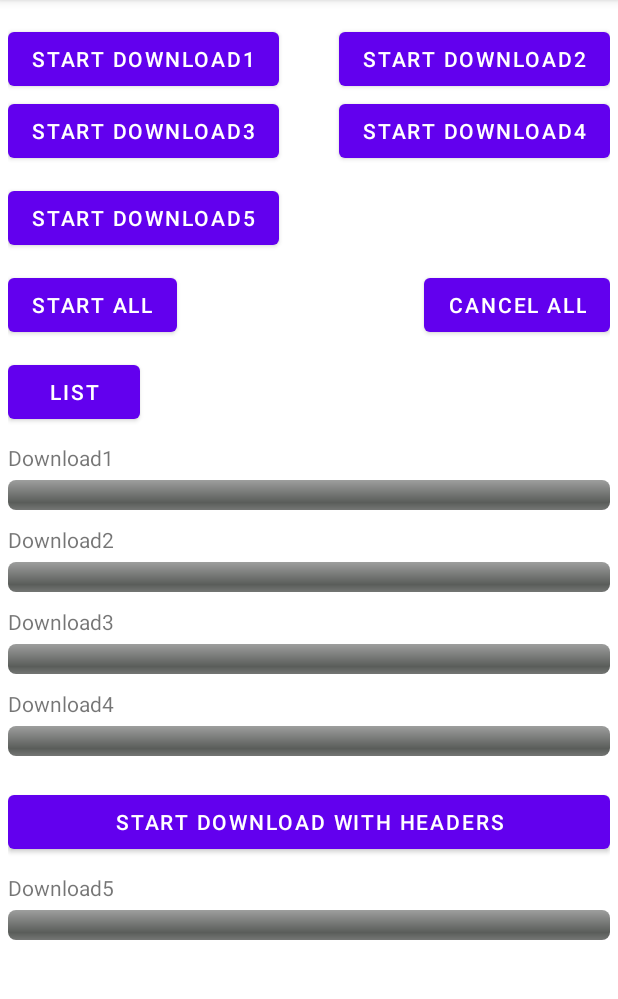
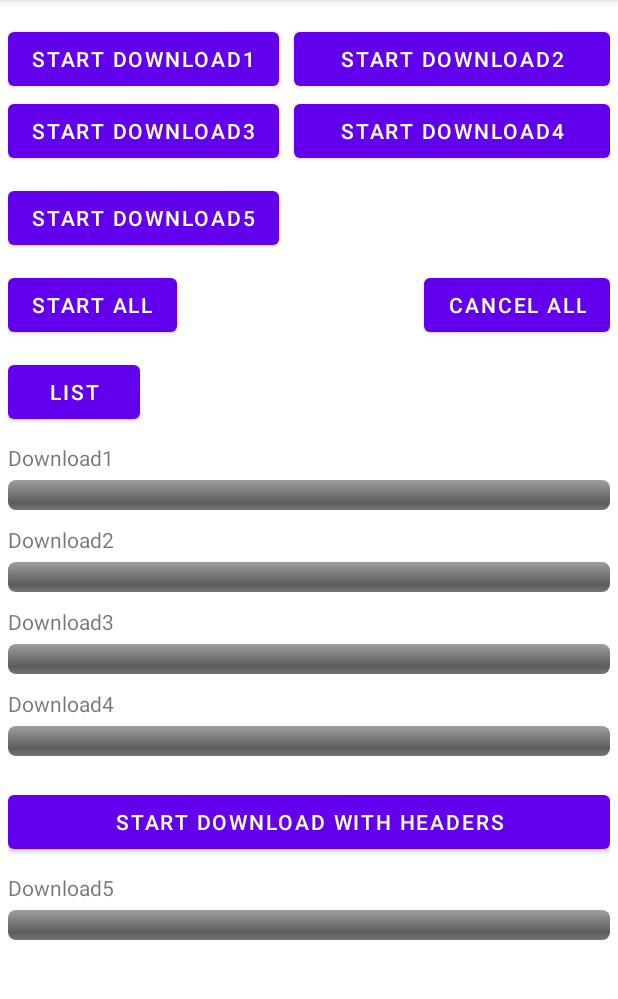
Before and after one commit to premsingh8171/PSD_download_manager, an Android app: the screen it shows after launch (MainActivity), on a phone screen of 412 x 824 dp, the part 84-1083 px from its top. Run offline under Robolectric (Android 15) with nearby library versions, the phone set to English and light mode, and no system bars.

Commit message:
ui update

```diff
--- a/app/build.gradle
+++ b/app/build.gradle
@@ -33,9 +33,8 @@ dependencies {
     implementation 'androidx.appcompat:appcompat:1.2.0'
     implementation 'com.google.android.material:material:1.2.1'
     implementation 'androidx.constraintlayout:constraintlayout:2.0.4'
-    implementation project(path: ':download_manager')
-    implementation project(path: ':download_manager')
     testImplementation 'junit:junit:4.+'
+    implementation 'com.github.premsingh8171:PSD_download_manager:1.0'
     androidTestImplementation 'androidx.test.ext:junit:1.1.2'
     androidTestImplementation 'androidx.test.espresso:espresso-core:3.3.0'
 }
--- a/app/src/main/res/layout/activity_main.xml
+++ b/app/src/main/res/layout/activity_main.xml
@@ -17,15 +17,17 @@
             android:id="@+id/button1"
             android:layout_width="wrap_content"
             android:layout_height="wrap_content"
-            android:layout_alignParentLeft="true"
+            android:layout_alignParentStart="true"
             android:layout_marginTop="10dp"
             android:text="@string/download1"/>
 
         <Button
+            android:layout_alignParentEnd="true"
+            android:layout_toRightOf="@+id/button1"
+            android:layout_marginLeft="10dp"
             android:id="@+id/button2"
             android:layout_width="wrap_content"
             android:layout_height="wrap_content"
-            android:layout_alignParentRight="true"
             android:layout_marginTop="10dp"
             android:text="@string/download2"/>
 
@@ -34,11 +36,14 @@
             android:id="@+id/button3"
             android:layout_width="wrap_content"
             android:layout_height="wrap_content"
-            android:layout_alignParentLeft="true"
+            android:layout_alignParentStart="true"
             android:layout_below="@id/button1"
             android:text="@string/download3"/>
 
         <Button
+            android:layout_toRightOf="@+id/button3"
+            android:layout_alignParentEnd="true"
+            android:layout_marginLeft="10dp"
             android:id="@+id/button4"
             android:layout_width="wrap_content"
             android:layout_height="wrap_content"
--- a/build.gradle
+++ b/build.gradle
@@ -16,6 +16,8 @@ allprojects {
     repositories {
         google()
         jcenter()
+        maven { url 'https://jitpack.io' }
+
     }
 }
 
```
Also changed, not shown: app/src/main/java/com/premsinghdaksha/downloadmanager/MainActivity.java (+14 -15 lines).
